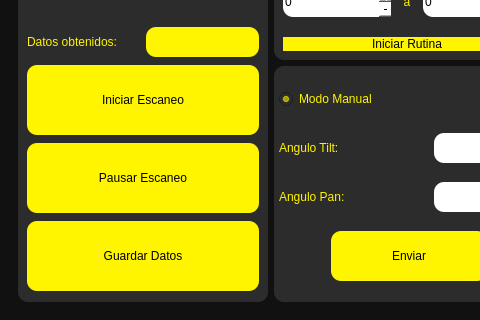
Above: scripts/HMI.ui from JoseLomeliRdz/automatic-mast-system before the change; both pictures show x 0 to 480 and y 325 to 645 of the 826 by 645 pixel window. Below: the same form after it.
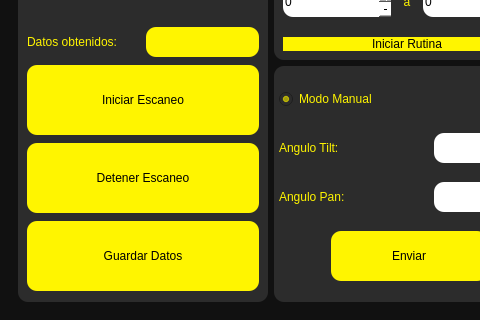
That is the form after the change. Icons and pictures are not drawn. Custom widgets are drawn as their Qt base class.

Commit message: Finished the serial communication for the commands

```diff
--- a/scripts/HMI.ui
+++ b/scripts/HMI.ui
@@ -7,7 +7,7 @@
     <x>0</x>
     <y>0</y>
     <width>826</width>
-    <height>620</height>
+    <height>621</height>
    </rect>
   </property>
   <property name="windowTitle">
@@ -704,7 +704,7 @@
                       </size>
                      </property>
                      <property name="text">
-                      <string>Pausar Escaneo</string>
+                      <string>Detener Escaneo</string>
                      </property>
                     </widget>
                    </item>
```
Left out of the diff: 2 changed lines with no effect on the pictures. The commit also changes 2 other files.
